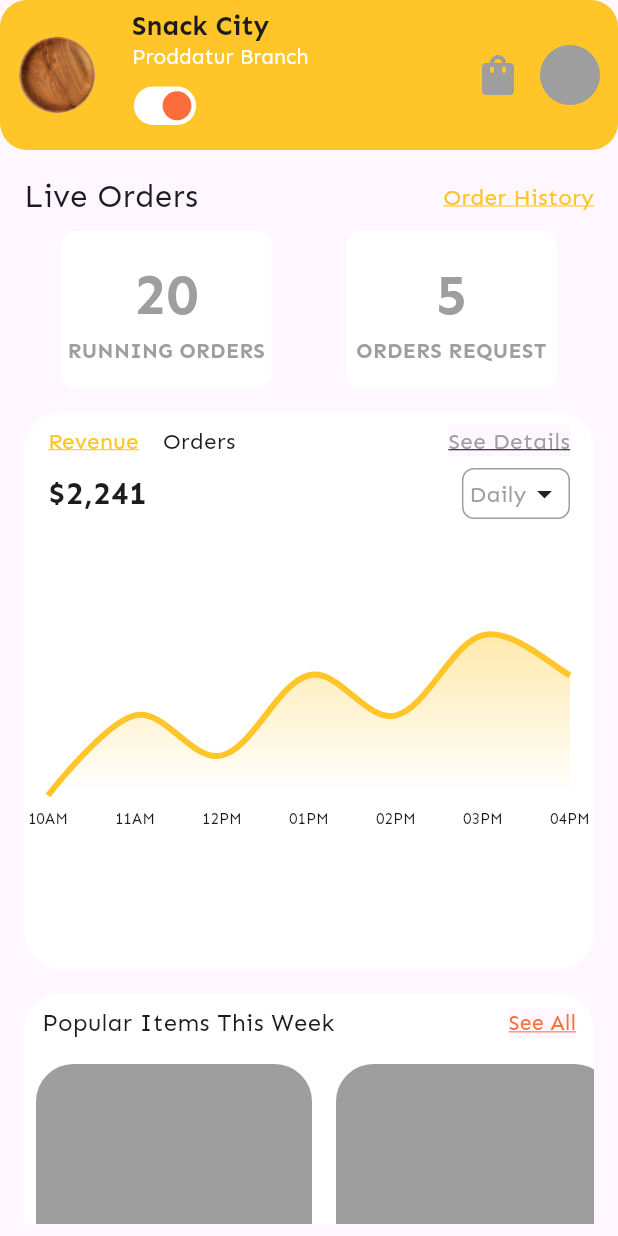
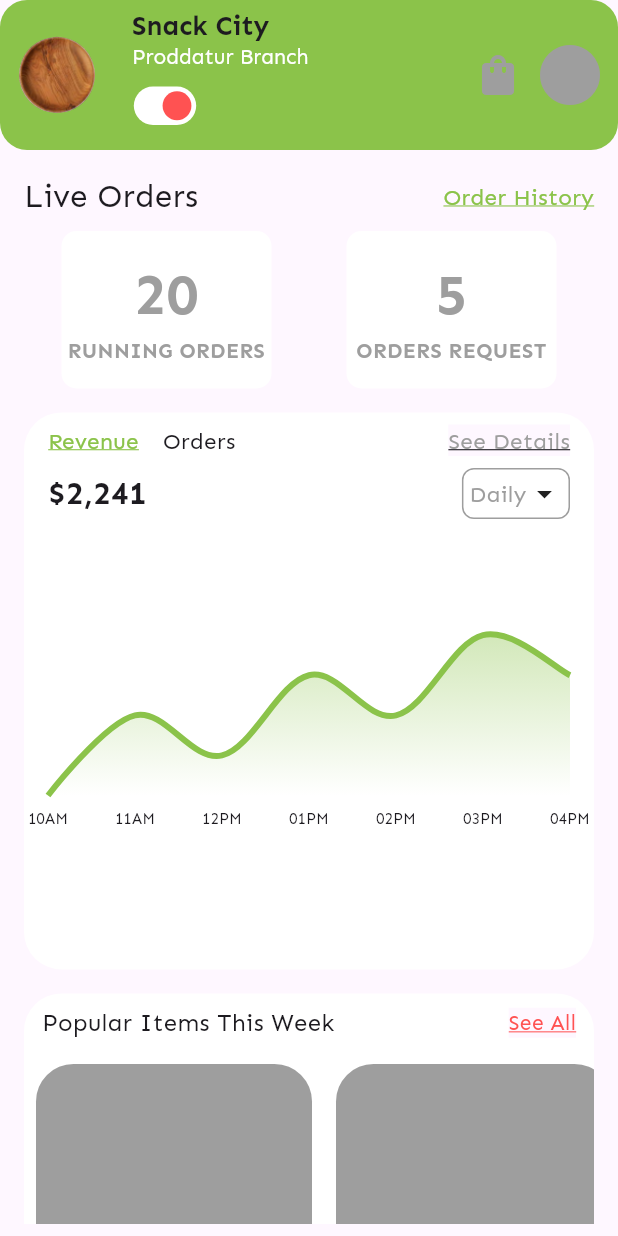
Before and after one commit to nicolas-ferrada/restaurant_dashboard_ui, a Flutter app: the screen it shows after launch, on a phone screen of 412 x 824 dp. Run offline on Flutter 3.47's test engine with Material 2 defaults, Android fonts, the phone set to English and light mode, and no system bars; drawn by our look-alikes of fl_chart.

Commit message:
refactor app colors (theme)

```diff
--- a/lib/presentation/styles/app_color.dart
+++ b/lib/presentation/styles/app_color.dart
@@ -1,13 +1,13 @@
 import 'package:flutter/material.dart';
 
 class AppColor {
-  static const Color yellow = Color(0xFFffc529);
-  static const Color orange = Color(0xFFFB6D3A);
+  static const Color green = Colors.lightGreen;
+  static const Color red = Colors.redAccent;
   static const Color white = Colors.white;
   static const Color grey = Colors.grey;
 
   static const List<Color> gradientColorsGraph = [
-    AppColor.yellow,
+    AppColor.green,
     AppColor.white,
   ];
 }
--- a/lib/presentation/widgets/custom_app_bar.dart
+++ b/lib/presentation/widgets/custom_app_bar.dart
@@ -14,7 +14,7 @@ class CustomAppBar extends StatelessWidget implements PreferredSizeWidget {
   Widget build(BuildContext context) {
     return AppBar(
       shape: RoundedRectangleBorder(borderRadius: BorderRadius.circular(18)),
-      backgroundColor: AppColor.yellow,
+      backgroundColor: AppColor.green,
       elevation: 0,
       toolbarHeight: _appbarSize,
       title: title(),
@@ -64,7 +64,7 @@ class CustomAppBar extends StatelessWidget implements PreferredSizeWidget {
             origin: const Offset(-40, 0),
             child: Switch(
               value: true,
-              activeColor: AppColor.orange,
+              activeColor: AppColor.red,
               activeTrackColor: AppColor.white,
               onChanged: (value) {},
             ),
--- a/lib/presentation/widgets/graph_container.dart
+++ b/lib/presentation/widgets/graph_container.dart
@@ -68,9 +68,9 @@ class GraphContainer extends StatelessWidget {
   TextStyle selectedTabStyle() {
     return const TextStyle(
       fontSize: 15,
-      color: AppColor.yellow,
+      color: AppColor.green,
       decoration: TextDecoration.underline,
-      decorationColor: AppColor.yellow,
+      decorationColor: AppColor.green,
     );
   }
 
--- a/lib/presentation/widgets/linear_graph.dart
+++ b/lib/presentation/widgets/linear_graph.dart
@@ -46,7 +46,7 @@ class LinearGraph extends StatelessWidget {
         spots: getGraphData(),
         isCurved: true,
         barWidth: 4,
-        color: AppColor.yellow,
+        color: AppColor.green,
         belowBarData: BarAreaData(
           show: true,
           gradient: LinearGradient(
--- a/lib/presentation/widgets/live_orders.dart
+++ b/lib/presentation/widgets/live_orders.dart
@@ -34,9 +34,9 @@ class LiveOrders extends StatelessWidget {
         'Order History',
         style: TextStyle(
           fontSize: 15,
-          color: AppColor.yellow,
+          color: AppColor.green,
           decoration: TextDecoration.underline,
-          decorationColor: AppColor.yellow,
+          decorationColor: AppColor.green,
         ),
       ),
     );
--- a/lib/presentation/widgets/popular_items_week.dart
+++ b/lib/presentation/widgets/popular_items_week.dart
@@ -45,8 +45,8 @@ class PopularItemsWeek extends StatelessWidget {
               child: const Text(
                 'See All',
                 style: TextStyle(
-                  color: AppColor.orange,
-                  decorationColor: AppColor.orange,
+                  color: AppColor.red,
+                  decorationColor: AppColor.red,
                   decoration: TextDecoration.underline,
                 ),
               ),
```
